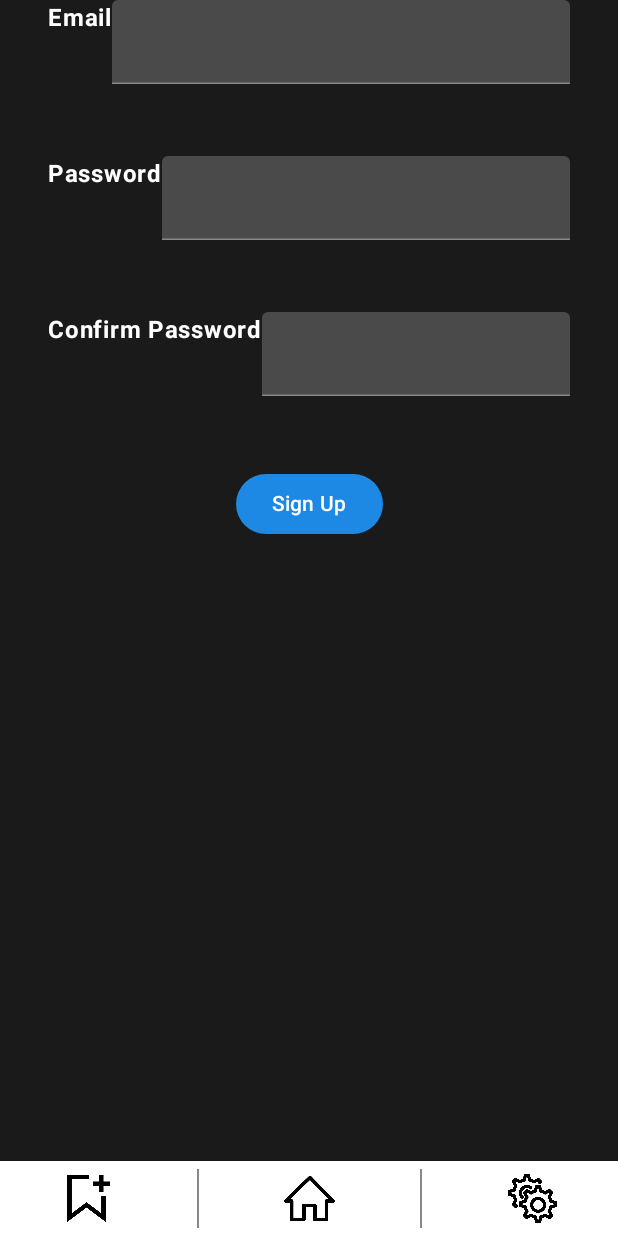
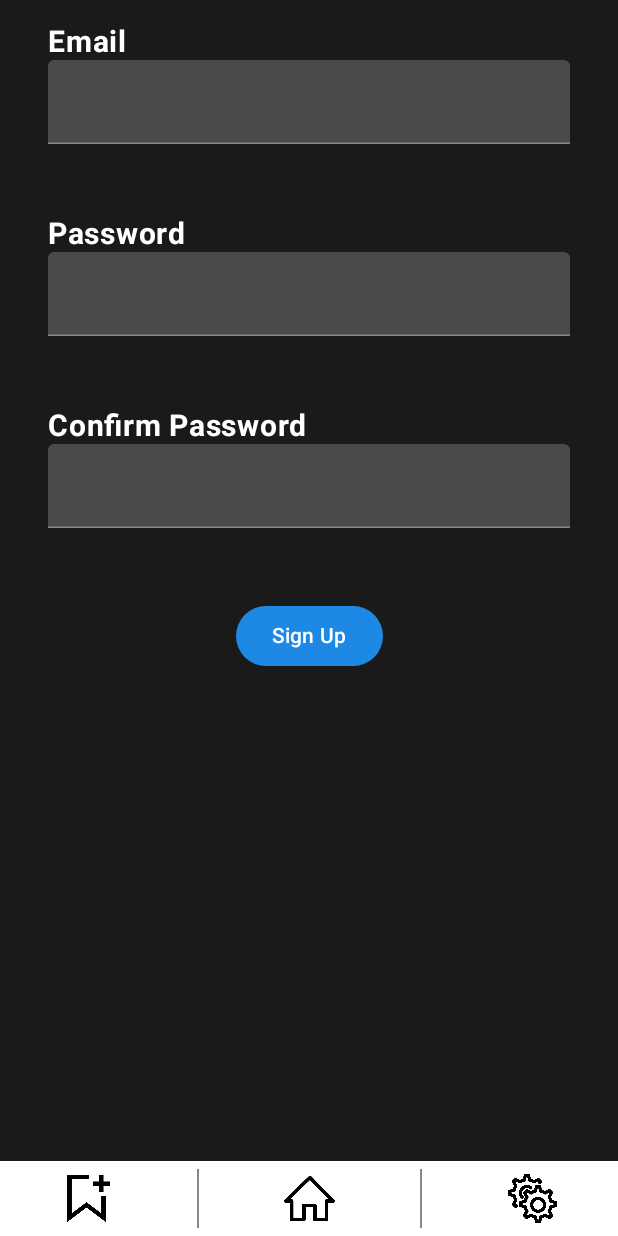
Before and after one commit to Javialj/TSGApp, an Android app built with Jetpack Compose: the SignUpScreen screen opened through its navigation route, after a tap on "Sign Up", on a phone screen of 412 x 824 dp. Run offline under Robolectric (Android 15) with nearby library versions, the phone set to English and light mode, and no system bars; our stand-ins replace Firebase (no records; nobody signed in at launch, a user with empty details on screens opened directly); pictures from the network do not load.

Commit message:
Sabado 14-06-2025

```diff
--- a/app/src/main/java/com/example/tsgapp/SignUpScreen.kt
+++ b/app/src/main/java/com/example/tsgapp/SignUpScreen.kt
@@ -10,6 +10,7 @@ import androidx.compose.foundation.layout.fillMaxWidth
 import androidx.compose.foundation.layout.height
 import androidx.compose.foundation.layout.padding
 import androidx.compose.foundation.layout.size
+import androidx.compose.material3.AlertDialog
 import androidx.compose.material3.Button
 import androidx.compose.material3.Icon
 import androidx.compose.material3.Text
@@ -26,8 +27,10 @@ import androidx.compose.ui.graphics.Color
 import androidx.compose.ui.text.font.FontWeight
 import androidx.compose.ui.unit.dp
 import androidx.compose.ui.unit.sp
+import androidx.compose.ui.window.Popup
 import com.example.tsgapp.ui.theme.Printgris
 import com.example.tsgapp.ui.theme.SelectedField
+import com.example.tsgapp.ui.theme.TamañoLetra
 import com.example.tsgapp.ui.theme.UnselectedField
 import com.google.firebase.auth.FirebaseAuth
 
@@ -36,16 +39,18 @@ fun SignUpScreen(auth: FirebaseAuth) {
     var email by remember { mutableStateOf("") }
     var password by remember { mutableStateOf("") }
     var cpassword by remember { mutableStateOf("") }
+    var errorMessage by remember { mutableStateOf("") }
+
     Column(
         modifier = Modifier
             .fillMaxSize()
             .background(Printgris)
-            .padding(horizontal = 32.dp),
+            .padding(horizontal = 32.dp, vertical = 16.dp),
         horizontalAlignment = Alignment.CenterHorizontally
     ) {
 
-        Row {
-            Text("Email", color = Color.White, fontWeight = FontWeight.Bold)
+        Column {
+            Text("Email", color = Color.White, fontWeight = FontWeight.Bold, fontSize = TamañoLetra.tamañoFuente.sp)
             TextField(
                 value = email,
                 onValueChange = { email = it },
@@ -57,8 +62,8 @@ fun SignUpScreen(auth: FirebaseAuth) {
             )
         }
         Spacer(Modifier.height(48.dp))
-        Row {
-            Text("Password", color = Color.White, fontWeight = FontWeight.Bold)
+        Column {
+            Text("Password", color = Color.White, fontWeight = FontWeight.Bold, fontSize = TamañoLetra.tamañoFuente.sp)
             TextField(
                 value = password, onValueChange = { password = it },
                 modifier = Modifier.fillMaxWidth(),
@@ -69,8 +74,8 @@ fun SignUpScreen(auth: FirebaseAuth) {
             )
         }
         Spacer(Modifier.height(48.dp))
-        Row {
-            Text("Confirm Password", color = Color.White, fontWeight = FontWeight.Bold)
+        Column {
+            Text("Confirm Password", color = Color.White, fontWeight = FontWeight.Bold, fontSize = TamañoLetra.tamañoFuente.sp)
             TextField(
                 value = cpassword, onValueChange = { cpassword = it },
                 modifier = Modifier.fillMaxWidth(),
@@ -84,24 +89,31 @@ fun SignUpScreen(auth: FirebaseAuth) {
             Text(
                 text = "Las contraseñas no coinciden",
                 color = Color.Red,
-                fontSize = 12.sp
+                fontSize = TamañoLetra.tamañoFuente.sp
             )
         }
         Spacer(Modifier.height(48.dp))
         Button(onClick = {
-            // Validaciones
+            // Limpiar mensaje anterior
+            errorMessage = ""
+
             if (email.isEmpty() || !android.util.Patterns.EMAIL_ADDRESS.matcher(email).matches()) {
-                Log.e("Registro", "Correo inválido")
+                errorMessage = "Correo electrónico inválido"
+                return@Button
+            }
+
+            if (!email.endsWith("@gmail.com")) {
+                errorMessage = "Solo se permiten correos de Gmail (@gmail.com)"
                 return@Button
             }
 
             if (password.length < 6) {
-                Log.e("Registro", "La contraseña debe tener al menos 6 caracteres")
+                errorMessage = "La contraseña debe tener al menos 6 caracteres"
                 return@Button
             }
 
             if (password != cpassword) {
-                Log.e("Registro", "Las contraseñas no coinciden")
+                errorMessage = "Las contraseñas no coinciden"
                 return@Button
             }
 
@@ -112,6 +124,7 @@ fun SignUpScreen(auth: FirebaseAuth) {
                         Log.i("Registro", "Usuario creado correctamente")
                     } else {
                         Log.e("Registro", "Error al crear cuenta: ${task.exception?.message}", task.exception)
+                        errorMessage = task.exception?.message ?: "Error desconocido"
                     }
                 }
         }) {
```
